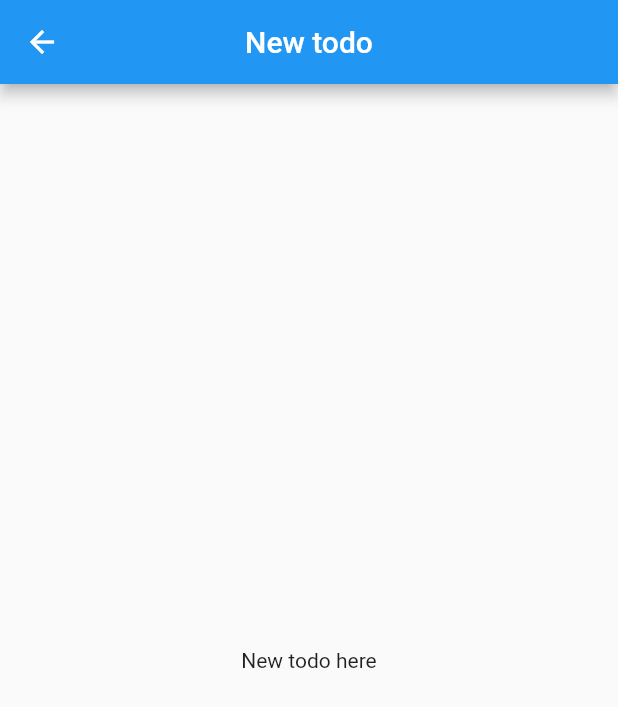
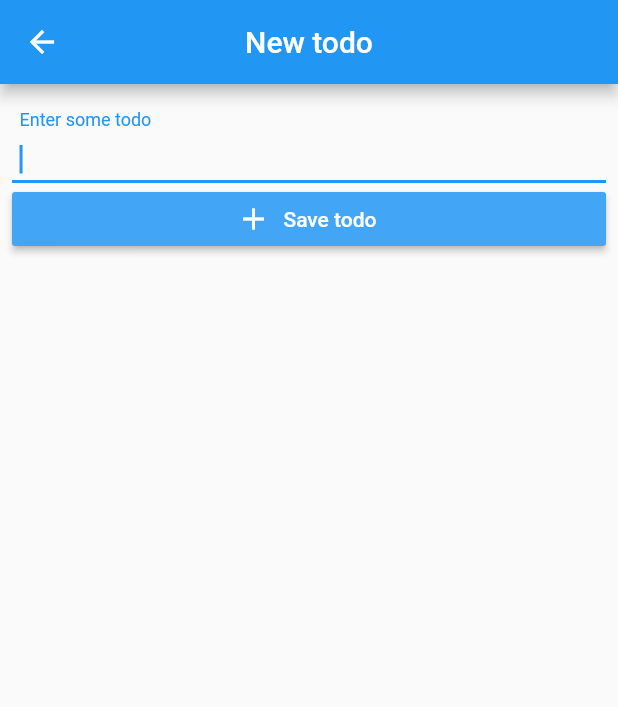
Before and after one commit to GUDN/todorashka, a Flutter app: the screen it shows after launch, after a tap on the "add" icon, on a phone screen of 412 x 824 dp. Shown: the top 707 px of the screen. Run offline on Flutter 3.47's test engine with Material 2 defaults, Android fonts, the phone set to English and light mode, and no system bars.

Commit message:
Finished new todo screen

```diff
--- a/lib/main.dart
+++ b/lib/main.dart
@@ -1,4 +1,6 @@
 import 'package:flutter/material.dart';
+import 'package:provider/provider.dart';
+import 'package:todoapp/models/todo.dart';
 import 'package:todoapp/pages/home.dart' show HomePage;
 import 'package:todoapp/pages/list_todo.dart' show ListTodoPage;
 import 'package:todoapp/pages/new_todo.dart' show NewTodoPage;
@@ -10,10 +12,18 @@ void main() {
 class TodoApp extends StatelessWidget {
   @override
   Widget build(BuildContext context) {
-    return MaterialApp(
+    return ChangeNotifierProvider(
+      create: (context) => TodoList(),
+      child: MaterialApp(
         title: 'Todo',
         theme: ThemeData(
           primarySwatch: Colors.blue,
+          buttonColor: Colors.blue[400],
+          textTheme: const TextTheme(
+            button: const TextStyle(
+              color: Colors.white
+            )
+          ),
           iconTheme: IconThemeData(
             color: Colors.white
           ),
@@ -24,6 +34,7 @@ class TodoApp extends StatelessWidget {
           '/new': (context) => NewTodoPage(),
           '/list': (context) => ListTodoPage()
         },
+      ),
     );
   }
 }
--- /dev/null
+++ b/lib/models/todo.dart
@@ -0,0 +1,28 @@
+import 'package:meta/meta.dart';
+import 'package:flutter/foundation.dart';
+
+class Todo {
+  String todo;
+  DateTime creationTime;
+
+  Todo({ @required String todo, DateTime creationTime })
+      : todo = todo,
+        creationTime = creationTime ?? DateTime.now();
+}
+
+class TodoList extends ChangeNotifier {
+  final List<Todo> _todos = [];
+
+  Todo get current => _todos.length > 0 ? _todos[0] : null;
+  List<Todo> get todos => _todos;
+
+  void add(Todo todo) {
+    _todos.add(todo);
+    notifyListeners();
+  }
+
+  void pop() {
+    _todos.removeAt(0);
+    notifyListeners();
+  }
+}
--- a/lib/pages/home.dart
+++ b/lib/pages/home.dart
@@ -1,4 +1,6 @@
 import 'package:flutter/material.dart';
+import 'package:provider/provider.dart';
+import 'package:todoapp/models/todo.dart';
 
 class HomePage extends StatelessWidget {
   @override
@@ -18,7 +20,7 @@ class HomePage extends StatelessWidget {
         ],
       ),
       body: Center(
-        child: Text('Main todo'),
+        child: CurrentTodo(),
       ),
       floatingActionButton: FloatingActionButton(
         onPressed: () {
@@ -30,3 +32,27 @@ class HomePage extends StatelessWidget {
     );
   }
 }
+
+class CurrentTodo extends StatefulWidget {
+  @override
+  _CurrentTodoState createState() => _CurrentTodoState();
+}
+
+class _CurrentTodoState extends State<CurrentTodo> {
+  @override
+  Widget build(BuildContext context) {
+    final todos = Provider.of<TodoList>(context);
+    var todo = todos.current;
+
+    if (todo == null)
+      return Text('No current todo');
+
+    return Column(
+      mainAxisAlignment: MainAxisAlignment.center,
+      children: <Widget>[
+        Text(todo.todo),
+        Text(todo.creationTime.toString())
+      ],
+    );
+  }
+}
--- a/lib/pages/new_todo.dart
+++ b/lib/pages/new_todo.dart
@@ -1,4 +1,6 @@
 import 'package:flutter/material.dart';
+import 'package:provider/provider.dart';
+import 'package:todoapp/models/todo.dart';
 
 class NewTodoPage extends StatelessWidget {
   @override
@@ -8,9 +10,69 @@ class NewTodoPage extends StatelessWidget {
         title: Text('New todo'),
         centerTitle: true,
       ),
-      body: Center(
-        child: Text('New todo here'),
+      body: Padding(
+        padding: const EdgeInsets.all(8.0),
+        child: NewTodoForm(),
       ),
     );
   }
 }
+
+class NewTodoForm extends StatefulWidget {
+  @override
+  _NewTodoFormState createState() => _NewTodoFormState();
+}
+
+class _NewTodoFormState extends State<NewTodoForm> {
+  final _formKey = GlobalKey<FormState>();
+  final _todoInputController = TextEditingController();
+
+  @override
+  void dispose() {
+    _todoInputController.dispose();
+    super.dispose();
+  }
+
+  @override
+  Widget build(BuildContext context) {
+    return Form(
+      key: _formKey,
+      child: Column(
+        mainAxisAlignment: MainAxisAlignment.start,
+        crossAxisAlignment: CrossAxisAlignment.stretch,
+        children: <Widget>[
+          SizedBox(height: 10),
+          TextFormField(
+            controller: _todoInputController,
+            autocorrect: true,
+            autofocus: true,
+            decoration: InputDecoration(
+              labelText: 'Enter some todo',
+              contentPadding: EdgeInsets.symmetric(horizontal: 5)
+            ),
+            validator: (value) => value.trim().length > 0 ? null : 'Enter todo',
+          ),
+          RaisedButton.icon(
+            onPressed: () {
+              if (_formKey.currentState.validate()) {
+                _todoInputController.text = _todoInputController.text.trim();
+                createTodo();
+              }
+            },
+            icon: const Icon(Icons.add),
+            label: Text('Save todo'),
+            textColor: Theme.of(context).textTheme.button.color,
+            color: Theme.of(context).buttonColor,
+          )
+        ],
+      )
+    );
+  }
+
+  void createTodo() {
+    Provider.of<TodoList>(context, listen: false)
+      .add(Todo(todo: _todoInputController.text));
+    if (Navigator.canPop(context))
+      Navigator.pop(context);
+  }
+}
--- a/pubspec.yaml
+++ b/pubspec.yaml
@@ -12,6 +12,8 @@ dependencies:
   flutter:
     sdk: flutter
 
+  provider: ^4.1.2
+
 dev_dependencies:
   flutter_test:
     sdk: flutter
```
Also changed, not shown: pubspec.lock. Lines whose indentation alone changed are shown as unchanged.
